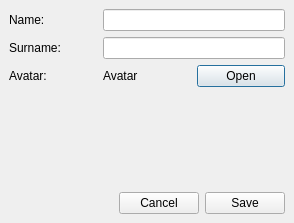
xmpp-graveyard/jabbim, file widgets/vcardeditor.ui: the form before one commit.
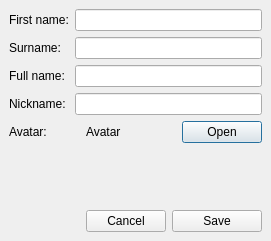
The form after the commit.

What changed in the file:
```diff
--- a/widgets/vcardeditor.ui
+++ b/widgets/vcardeditor.ui
@@ -5,8 +5,8 @@
    <rect>
     <x>0</x>
     <y>0</y>
-    <width>294</width>
-    <height>223</height>
+    <width>271</width>
+    <height>241</height>
    </rect>
   </property>
   <property name="windowTitle" >
@@ -19,58 +19,54 @@
    <property name="spacing" >
     <number>6</number>
    </property>
-   <item row="0" column="0" colspan="3" >
-    <layout class="QGridLayout" >
-     <property name="margin" >
-      <number>0</number>
-     </property>
-     <property name="spacing" >
-      <number>6</number>
-     </property>
-     <item row="0" column="1" colspan="2" >
-      <widget class="QLineEdit" name="name" />
-     </item>
-     <item row="2" column="0" >
-      <widget class="QLabel" name="label_3" >
+   <item row="3" column="1" colspan="4" >
+    <widget class="QLineEdit" name="nickname" />
+   </item>
+   <item row="3" column="0" >
+    <widget class="QLabel" name="label_4" >
        <property name="text" >
-        <string>Avatar:</string>
+      <string>Nickname:</string>
        </property>
       </widget>
      </item>
-     <item row="2" column="2" >
+   <item row="4" column="4" >
       <widget class="QPushButton" name="setAvatar" >
        <property name="text" >
         <string>Open</string>
        </property>
       </widget>
      </item>
-     <item row="1" column="1" colspan="2" >
-      <widget class="QLineEdit" name="surname" />
-     </item>
-     <item row="2" column="1" >
+   <item row="4" column="2" colspan="2" >
       <widget class="QLabel" name="avatar" >
        <property name="text" >
         <string>Avatar</string>
        </property>
       </widget>
      </item>
-     <item row="1" column="0" >
-      <widget class="QLabel" name="label_2" >
+   <item row="4" column="0" colspan="2" >
+    <widget class="QLabel" name="label_3" >
        <property name="text" >
-        <string>Surname:</string>
+      <string>Avatar:</string>
        </property>
       </widget>
      </item>
-     <item row="0" column="0" >
-      <widget class="QLabel" name="label" >
-       <property name="text" >
-        <string>Name:</string>
-       </property>
-      </widget>
-     </item>
-    </layout>
+   <item row="5" column="2" >
+    <spacer>
+     <property name="orientation" >
+      <enum>Qt::Vertical</enum>
+     </property>
+     <property name="sizeHint" >
+      <size>
+       <width>75</width>
+       <height>71</height>
+      </size>
+     </property>
+    </spacer>
+   </item>
+   <item row="2" column="1" colspan="4" >
+    <widget class="QLineEdit" name="fullname" />
    </item>
-   <item row="2" column="0" >
+   <item row="6" column="0" colspan="2" >
     <spacer>
      <property name="orientation" >
       <enum>Qt::Horizontal</enum>
@@ -83,32 +79,46 @@
      </property>
     </spacer>
    </item>
-   <item row="2" column="1" >
+   <item row="6" column="2" >
     <widget class="QPushButton" name="pushButton_2" >
      <property name="text" >
       <string>Cancel</string>
      </property>
     </widget>
    </item>
-   <item row="2" column="2" >
+   <item row="6" column="3" colspan="2" >
     <widget class="QPushButton" name="pushButton" >
      <property name="text" >
       <string>Save</string>
      </property>
     </widget>
    </item>
-   <item row="1" column="1" >
-    <spacer>
-     <property name="orientation" >
-      <enum>Qt::Vertical</enum>
+   <item row="1" column="0" >
+    <widget class="QLabel" name="label_2" >
+     <property name="text" >
+      <string>Surname:</string>
      </property>
-     <property name="sizeHint" >
-      <size>
-       <width>75</width>
-       <height>51</height>
-      </size>
+    </widget>
+   </item>
+   <item row="0" column="0" >
+    <widget class="QLabel" name="label" >
+     <property name="text" >
+      <string>First name:</string>
      </property>
-    </spacer>
+    </widget>
+   </item>
+   <item row="0" column="1" colspan="4" >
+    <widget class="QLineEdit" name="name" />
+   </item>
+   <item row="1" column="1" colspan="4" >
+    <widget class="QLineEdit" name="surname" />
+   </item>
+   <item row="2" column="0" >
+    <widget class="QLabel" name="label_5" >
+     <property name="text" >
+      <string>Full name:</string>
+     </property>
+    </widget>
    </item>
   </layout>
  </widget>
```
Lines whose indentation alone changed are shown as unchanged.
